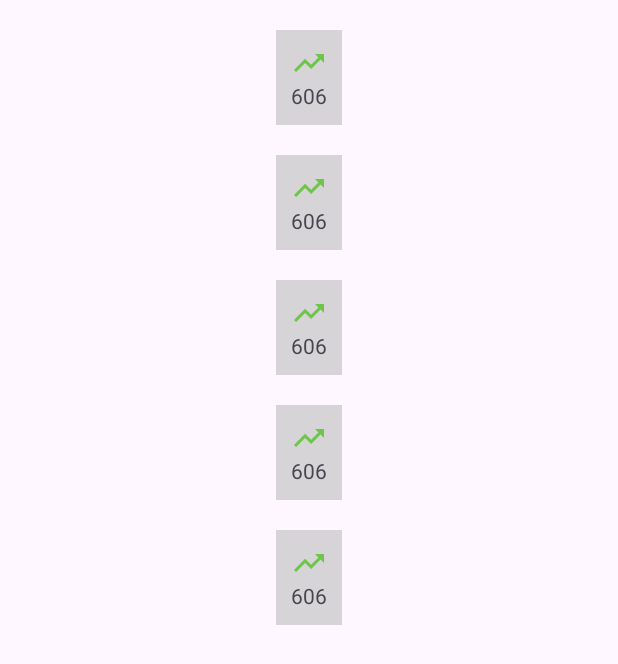
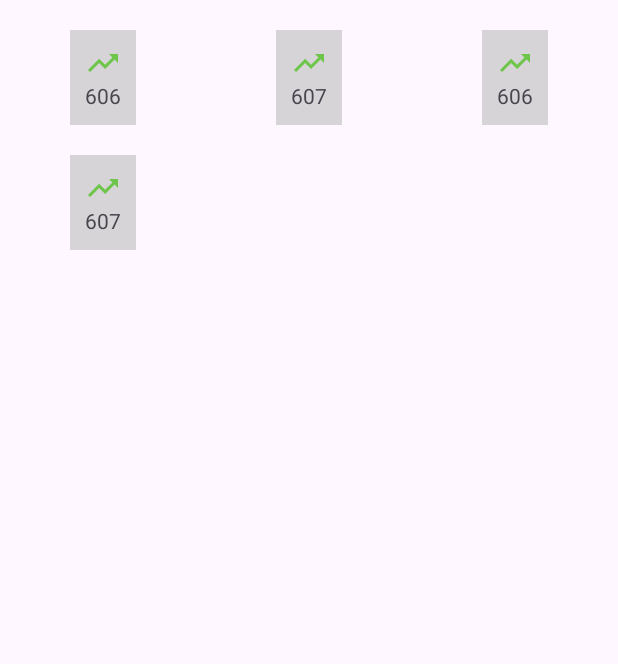
Before and after one commit to fabricioronaldo/estudos, an Android app: the screen it shows after launch (MainActivity), on a phone screen of 412 x 824 dp. Shown: the top 664 px of the screen. Run offline under Robolectric (Android 15) with nearby library versions, the phone set to English and light mode, and no system bars.

Commit message:
lista de botões

```diff
--- a/app/src/main/java/com/fabriciovelasco/estudos/MainActivity.kt
+++ b/app/src/main/java/com/fabriciovelasco/estudos/MainActivity.kt
@@ -5,7 +5,11 @@ import androidx.appcompat.app.AppCompatActivity
 import android.os.Bundle
 import android.view.View
 import android.view.ViewGroup
+import android.widget.Button
+import android.widget.ImageView
 import android.widget.LinearLayout
+import android.widget.TextView
+import androidx.recyclerview.widget.GridLayoutManager
 import androidx.recyclerview.widget.LinearLayoutManager
 import androidx.recyclerview.widget.RecyclerView
 
@@ -18,11 +22,43 @@ class MainActivity : AppCompatActivity() {
         setContentView(R.layout.activity_main)
 
         val mainItems = mutableListOf<MainItem>()
+        mainItems.add(
+            MainItem(
+                id = 1,
+                drawableId = R.drawable.baseline_trending_up_24,
+                textStringId = R.string.label_exe606,
+                color = R.color.cinza
+            )
+        )
+        mainItems.add(
+            MainItem(
+                id = 2,
+                drawableId = R.drawable.baseline_trending_up_24,
+                textStringId = R.string.label_exe607,
+                color = R.color.cinza
+            )
+        )
+        mainItems.add(
+            MainItem(
+                id = 3,
+                drawableId = R.drawable.baseline_trending_up_24,
+                textStringId = R.string.label_exe606,
+                color = R.color.cinza
+            )
+        )
+        mainItems.add(
+            MainItem(
+                id = 4,
+                drawableId = R.drawable.baseline_trending_up_24,
+                textStringId = R.string.label_exe607,
+                color = R.color.cinza
+            )
+        )
 
-        val adapter = MainAdapter()
+        val adapter = MainAdapter(mainItems)
         rvMain = findViewById(R.id.rv_main)
         rvMain.adapter = adapter
-        rvMain.layoutManager = LinearLayoutManager(this)
+        rvMain.layoutManager = GridLayoutManager(this,3)
 
 //        btn606 = findViewById(R.id.btn_606)
 //
@@ -34,8 +70,9 @@ class MainActivity : AppCompatActivity() {
     }
 
 
-    private inner class MainAdapter: RecyclerView.Adapter<MainViewHolder>(){
+    private inner class MainAdapter(private val mainItems: List<MainItem>) : RecyclerView.Adapter<MainViewHolder>(){
         override fun onCreateViewHolder(parent: ViewGroup, viewType: Int): MainViewHolder {
+
             val view = layoutInflater.inflate(R.layout.main_item, parent, false)
             val viewHolder = MainViewHolder(view)
             return viewHolder
@@ -43,18 +80,30 @@ class MainActivity : AppCompatActivity() {
         }
 
         override fun getItemCount(): Int {
-            return 5
+            return mainItems.size
         }
 
         override fun onBindViewHolder(holder: MainViewHolder, position: Int) {
-
+            val itemCurrent = mainItems[position]
+            holder.bind(itemCurrent)
         }
 
     }
 
 
     // é a classe da célula em si
-    private class MainViewHolder(view: View): RecyclerView.ViewHolder(view){
+    private class MainViewHolder(itemView: View): RecyclerView.ViewHolder(itemView) {
+        fun bind(item: MainItem) {
+            val img: ImageView = itemView.findViewById(R.id.item_img_icon)
+            val name: TextView = itemView.findViewById(R.id.item_text_name)
+            val container: LinearLayout = itemView as LinearLayout
 
+            img.setImageResource(item.drawableId)
+            name.setText(item.textStringId)
+//            container.setBackgroundColor(item.color)
+
+
+
+        }
     }
 }
--- a/app/src/main/res/values/strings.xml
+++ b/app/src/main/res/values/strings.xml
@@ -1,6 +1,7 @@
 <resources>
     <string name="app_name">Estudos</string>
     <string name="label_exe606">606</string>
+    <string name="label_exe607">607</string>
     <string name="title606">Exercício 606</string>
     <string name="btnFechar">Fechar</string>
     <string name="vendor_hint">Nome do Vendedor</string>
```
